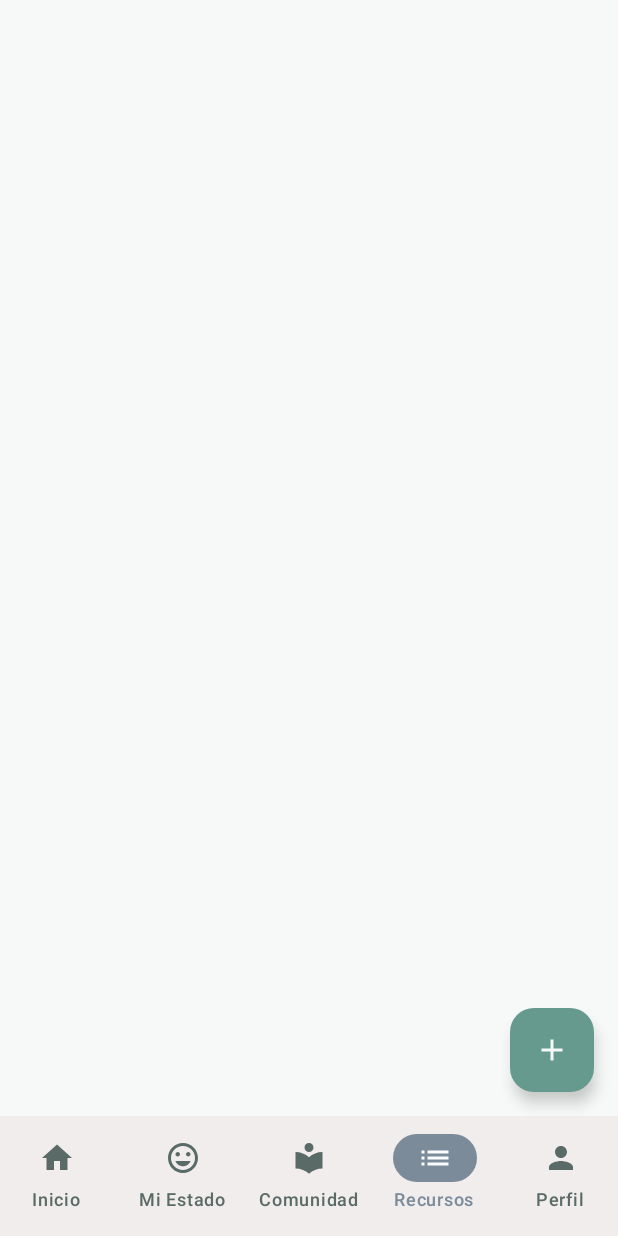
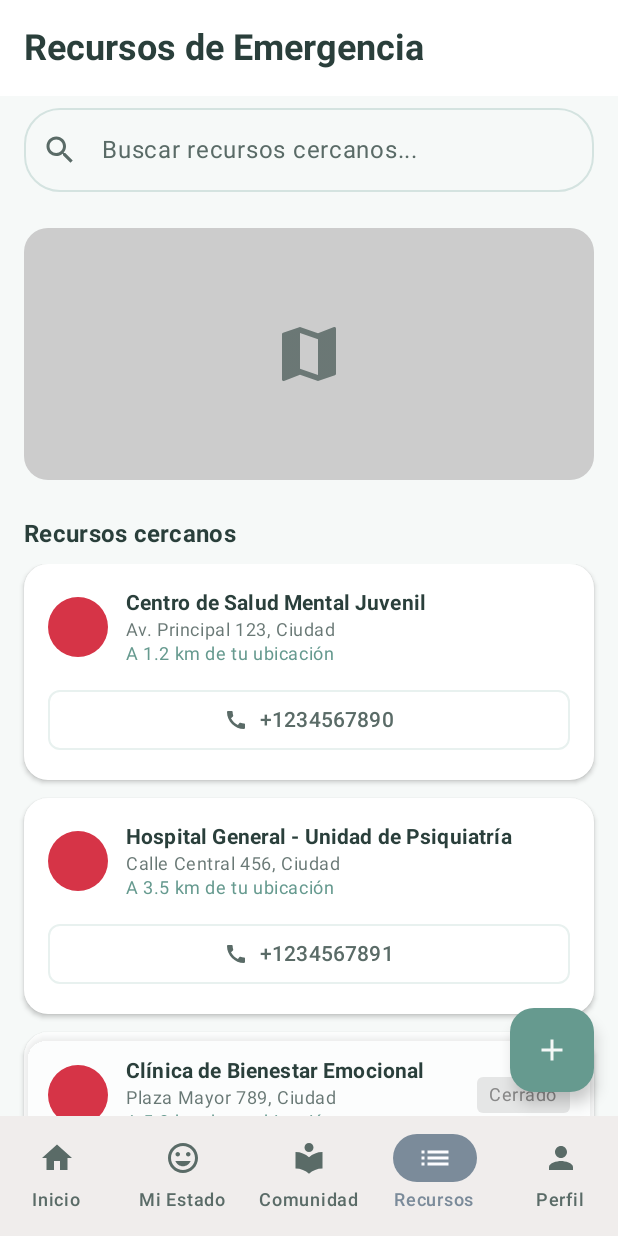
Before and after one commit to KJO-Tech/kjo-mind-care-app-android, an Android app built with Jetpack Compose: the @Preview function MainAppScreenPreview, item 4 of the bottom bar chosen, on a phone screen of 412 x 824 dp. Run offline under Robolectric (Android 15) with nearby library versions, the phone set to English and light mode, and no system bars.

Commit message:
feat(resources): design resources screen

```diff
--- a/app/src/main/java/tech/kjo/kjo_mind_care/ui/main/MainAppScreen.kt
+++ b/app/src/main/java/tech/kjo/kjo_mind_care/ui/main/MainAppScreen.kt
@@ -35,6 +35,7 @@ import tech.kjo.kjo_mind_care.ui.navigation.defaultHorizontalEnterTransition
 import tech.kjo.kjo_mind_care.ui.navigation.defaultHorizontalExitTransition
 import tech.kjo.kjo_mind_care.ui.navigation.defaultHorizontalPopEnterTransition
 import tech.kjo.kjo_mind_care.ui.navigation.defaultHorizontalPopExitTransition
+import tech.kjo.kjo_mind_care.ui.main.resources.EmergencyResourcesScreen
 
 @Composable
 fun MainAppScreen(
@@ -227,9 +228,13 @@ fun MainAppScreen(
                 route = Screen.ResourcesGraph.route
             ) {
                 composable(Screen.ResourcesList.route) {
-//                        ResourcesListScreen(
-//                            onNavigateToResourceDetail = { resourceId -> bottomNavController.navigate(Screen.ResourceDetail.createRoute(resourceId)) }
-//                        )
+                    EmergencyResourcesScreen(
+                        onNavigateToResourceDetail = { resourceId ->
+                            bottomNavController.navigate(
+                                Screen.ResourceDetail.createRoute(resourceId)
+                            )
+                        }
+                    )
                 }
                 composable(
                     route = Screen.ResourceDetail.route,
--- /dev/null
+++ b/app/src/main/java/tech/kjo/kjo_mind_care/ui/main/resources/EmergencyResourcesScreen.kt
@@ -0,0 +1,276 @@
+package tech.kjo.kjo_mind_care.ui.main.resources
+
+import androidx.compose.foundation.background
+import androidx.compose.foundation.layout.Arrangement
+import androidx.compose.foundation.layout.Box
+import androidx.compose.foundation.layout.Column
+import androidx.compose.foundation.layout.PaddingValues
+import androidx.compose.foundation.layout.Row
+import androidx.compose.foundation.layout.Spacer
+import androidx.compose.foundation.layout.WindowInsets
+import androidx.compose.foundation.layout.fillMaxSize
+import androidx.compose.foundation.layout.fillMaxWidth
+import androidx.compose.foundation.layout.height
+import androidx.compose.foundation.layout.padding
+import androidx.compose.foundation.layout.size
+import androidx.compose.foundation.layout.width
+import androidx.compose.foundation.lazy.LazyColumn
+import androidx.compose.foundation.lazy.items
+import androidx.compose.foundation.shape.CircleShape
+import androidx.compose.foundation.shape.RoundedCornerShape
+import androidx.compose.material.icons.Icons
+import androidx.compose.material.icons.filled.Call
+import androidx.compose.material.icons.filled.LocationOn
+import androidx.compose.material.icons.filled.Map
+import androidx.compose.material.icons.filled.Place
+import androidx.compose.material.icons.filled.Search
+import androidx.compose.material3.Button
+import androidx.compose.material3.Card
+import androidx.compose.material3.CardDefaults
+import androidx.compose.material3.ExperimentalMaterial3Api
+import androidx.compose.material3.Icon
+import androidx.compose.material3.MaterialTheme
+import androidx.compose.material3.OutlinedButton
+import androidx.compose.material3.OutlinedTextField
+import androidx.compose.material3.Text
+import androidx.compose.material3.TopAppBar
+import androidx.compose.material3.TopAppBarDefaults
+import androidx.compose.runtime.Composable
+import androidx.compose.runtime.getValue
+import androidx.compose.runtime.mutableStateOf
+import androidx.compose.runtime.remember
+import androidx.compose.runtime.setValue
+import androidx.compose.ui.Alignment
+import androidx.compose.ui.Modifier
+import androidx.compose.ui.draw.clip
+import androidx.compose.ui.graphics.Color
+import androidx.compose.ui.text.font.FontWeight
+import androidx.compose.ui.unit.dp
+import androidx.navigation.NavController
+
+@OptIn(ExperimentalMaterial3Api::class)
+@Composable
+fun EmergencyResourcesScreen(
+    onNavigateToResourceDetail: (String) -> Unit
+) {
+    var searchQuery by remember { mutableStateOf("") }
+
+    Column(
+        modifier = Modifier
+            .fillMaxSize()
+    ) {
+        TopAppBar(
+            title = {
+                Text(
+                    "Recursos de Emergencia",
+                    style = MaterialTheme.typography.headlineSmall.copy(
+                        fontWeight = FontWeight.Bold
+                    )
+                )
+            },
+            windowInsets = WindowInsets(0.dp),
+        )
+
+        OutlinedTextField(
+            value = searchQuery,
+            onValueChange = { searchQuery = it },
+            modifier = Modifier
+                .fillMaxWidth()
+                .padding(horizontal = 16.dp, vertical = 8.dp),
+            placeholder = { Text("Buscar recursos cercanos...") },
+            leadingIcon = { Icon(Icons.Default.Search, contentDescription = "Buscar") },
+            shape = RoundedCornerShape(24.dp),
+            singleLine = true
+        )
+
+        Box(
+            modifier = Modifier
+                .fillMaxWidth()
+                .height(200.dp)
+                .padding(16.dp)
+                .clip(RoundedCornerShape(16.dp))
+                .background(Color.LightGray),
+            contentAlignment = Alignment.Center
+        ) {
+            // Aquí iría el mapa con geolocalización
+            Icon(
+                imageVector = Icons.Default.Map,
+                contentDescription = "Mapa",
+                modifier = Modifier.size(48.dp),
+                tint = MaterialTheme.colorScheme.onSurface.copy(alpha = 0.6f)
+            )
+        }
+
+        EmergencyResourcesList()
+    }
+}
+
+@Composable
+fun EmergencyResourcesList() {
+    val resources = remember {
+        listOf(
+            EmergencyResource(
+                id = 1,
+                name = "Centro de Salud Mental Juvenil",
+                address = "Av. Principal 123, Ciudad",
+                phone = "+1234567890",
+                distance = "1.2 km",
+                isOpen = true
+            ),
+            EmergencyResource(
+                id = 2,
+                name = "Hospital General - Unidad de Psiquiatría",
+                address = "Calle Central 456, Ciudad",
+                phone = "+1234567891",
+                distance = "3.5 km",
+                isOpen = true
+            ),
+            EmergencyResource(
+                id = 3,
+                name = "Clínica de Bienestar Emocional",
+                address = "Plaza Mayor 789, Ciudad",
+                phone = "+1234567892",
+                distance = "5.0 km",
+                isOpen = false
+            ),
+            EmergencyResource(
+                id = 4,
+                name = "Línea de Ayuda 24/7",
+                address = "Servicio telefónico",
+                phone = "+1234567893",
+                distance = "N/A",
+                isOpen = true
+            )
+        )
+    }
+
+    Column(
+        modifier = Modifier
+            .fillMaxWidth()
+            .padding(horizontal = 16.dp)
+    ) {
+        Text(
+            "Recursos cercanos",
+            style = MaterialTheme.typography.titleMedium,
+            fontWeight = FontWeight.Bold,
+            modifier = Modifier.padding(vertical = 8.dp)
+        )
+
+        LazyColumn(
+            verticalArrangement = Arrangement.spacedBy(12.dp)
+        ) {
+            items(resources) { resource ->
+                EmergencyResourceCard(resource = resource)
+            }
+        }
+    }
+}
+
+@OptIn(ExperimentalMaterial3Api::class)
+@Composable
+fun EmergencyResourceCard(resource: EmergencyResource) {
+    Card(
+        modifier = Modifier.fillMaxWidth(),
+        shape = RoundedCornerShape(16.dp),
+        colors = CardDefaults.cardColors(
+            containerColor = if (resource.isOpen)
+                MaterialTheme.colorScheme.surface
+            else
+                MaterialTheme.colorScheme.surface.copy(alpha = 0.7f)
+        ),
+        elevation = CardDefaults.cardElevation(
+            defaultElevation = 2.dp
+        ),
+        onClick = { /* TODO: Mostrar detalles del recurso */ }
+    ) {
+        Column(
+            modifier = Modifier.padding(16.dp)
+        ) {
+            Row(
+                verticalAlignment = Alignment.CenterVertically
+            ) {
+                Box(
+                    modifier = Modifier
+                        .size(40.dp)
+                        .clip(CircleShape)
+                        .background(MaterialTheme.colorScheme.errorContainer),
+                    contentAlignment = Alignment.Center
+                ) {
+                    Icon(
+                        imageVector = Icons.Default.LocationOn,
+                        contentDescription = null,
+                        tint = MaterialTheme.colorScheme.error
+                    )
+                }
+
+                Spacer(modifier = Modifier.width(12.dp))
+
+                Column(
+                    modifier = Modifier.weight(1f)
+                ) {
+                    Text(
+                        text = resource.name,
+                        style = MaterialTheme.typography.titleSmall,
+                        fontWeight = FontWeight.Bold
+                    )
+
+                    Text(
+                        text = resource.address,
+                        style = MaterialTheme.typography.bodySmall,
+                        color = MaterialTheme.colorScheme.onSurface.copy(alpha = 0.7f)
+                    )
+
+                    if (resource.distance != "N/A") {
+                        Text(
+                            text = "A ${resource.distance} de tu ubicación",
+                            style = MaterialTheme.typography.bodySmall,
+                            color = MaterialTheme.colorScheme.primary
+                        )
+                    }
+                }
+
+                if (!resource.isOpen) {
+                    Box(
+                        modifier = Modifier
+                            .clip(RoundedCornerShape(4.dp))
+                            .background(Color.Gray.copy(alpha = 0.2f))
+                            .padding(horizontal = 8.dp, vertical = 4.dp)
+                    ) {
+                        Text(
+                            text = "Cerrado",
+                            style = MaterialTheme.typography.bodySmall,
+                            color = Color.Gray
+                        )
+                    }
+                }
+            }
+
+            Spacer(modifier = Modifier.height(12.dp))
+
+            OutlinedButton(
+                onClick = { /* TODO: Llamar al número de teléfono */ },
+                modifier = Modifier.fillMaxWidth(),
+                shape = RoundedCornerShape(8.dp)
+            ) {
+                Icon(
+                    imageVector = Icons.Default.Call,
+                    contentDescription = "Llamar",
+                    modifier = Modifier.size(16.dp)
+                )
+
+                Spacer(modifier = Modifier.width(8.dp))
+
+                Text(text = resource.phone)
+            }
+        }
+    }
+}
+
+data class EmergencyResource(
+    val id: Int,
+    val name: String,
+    val address: String,
+    val phone: String,
+    val distance: String,
+    val isOpen: Boolean
+)
```
Also changed, not shown: 1 other file.
